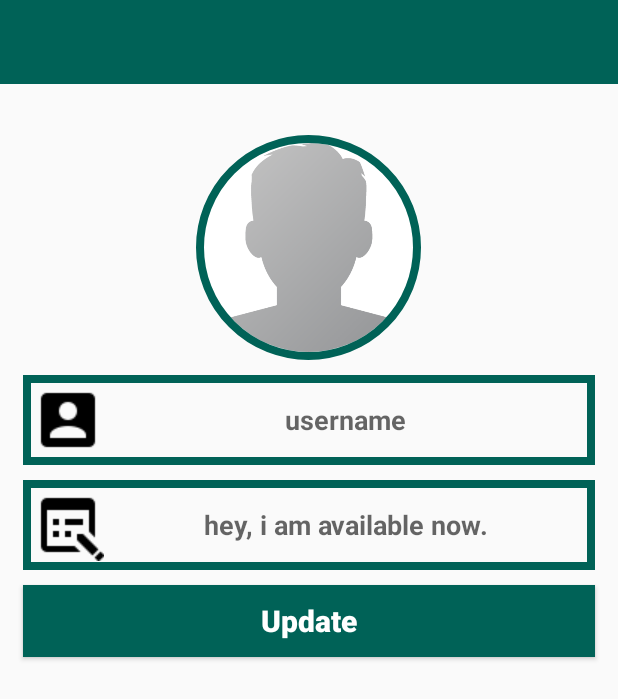
After one commit to Quantth1302/flirtatious-chatapp, an Android app: the SettingsActivity screen opened directly, with no data from a screen before it, on a phone screen of 412 x 824 dp. The commit adds this screen. Shown: the top 699 px of the screen. Run offline under Robolectric (Android 15) with nearby library versions, the phone set to English and light mode, and no system bars; our stand-ins replace CircleImageView.

Commit message:
build setting pharse

```diff
--- a/app/build.gradle
+++ b/app/build.gradle
@@ -30,6 +30,7 @@ dependencies {
     implementation 'com.google.firebase:firebase-auth:16.0.5'
     implementation 'com.google.firebase:firebase-database:16.0.4'
     implementation 'com.google.firebase:firebase-storage:16.0.4'
+    implementation 'de.hdodenhof:circleimageview:3.0.1'
     testImplementation 'junit:junit:4.12'
     androidTestImplementation 'androidx.test.ext:junit:1.1.1'
     androidTestImplementation 'androidx.test.espresso:espresso-core:3.2.0'
--- a/app/src/main/AndroidManifest.xml
+++ b/app/src/main/AndroidManifest.xml
@@ -1,6 +1,8 @@
 <?xml version="1.0" encoding="utf-8"?>
 <manifest xmlns:android="http://schemas.android.com/apk/res/android"
     package="com.quannv.flirtatiouschat">
+
+    <uses-permission android:name="android.permission.INTERNET" />
 
     <application
         android:allowBackup="true"
@@ -9,7 +11,8 @@
         android:roundIcon="@mipmap/ic_launcher_round"
         android:supportsRtl="true"
         android:theme="@style/AppTheme">
-        <activity android:name=".activity.RegisterActivity"></activity>
+        <activity android:name=".activity.SettingsActivity"></activity>
+        <activity android:name=".activity.RegisterActivity" />
         <activity android:name=".activity.LoginActivity" />
         <activity android:name=".activity.MainActivity">
             <intent-filter>
--- /dev/null
+++ b/app/src/main/java/com/quannv/flirtatiouschat/activity/SettingsActivity.java
@@ -0,0 +1,34 @@
+package com.quannv.flirtatiouschat.activity;
+
+import androidx.appcompat.app.AppCompatActivity;
+
+import android.os.Bundle;
+import android.widget.Button;
+import android.widget.EditText;
+
+import com.quannv.flirtatiouschat.R;
+
+import de.hdodenhof.circleimageview.CircleImageView;
+
+public class SettingsActivity extends AppCompatActivity {
+
+    private Button btnUpdateAccountSettings;
+    private EditText edtUserName, edtUserStatus;
+    private CircleImageView imgUserProfile;
+
+    @Override
+    protected void onCreate(Bundle savedInstanceState) {
+        super.onCreate(savedInstanceState);
+        setContentView(R.layout.activity_settings);
+
+        init();
+    }
+
+    private void init() {
+
+        btnUpdateAccountSettings = (Button) findViewById(R.id.update_settings_button);
+        edtUserName = (EditText) findViewById(R.id.set_user_name);
+        edtUserStatus = (EditText) findViewById(R.id.set_profile_status);
+        imgUserProfile = (CircleImageView) findViewById(R.id.set_profile_image);
+    }
+}
--- /dev/null
+++ b/app/src/main/res/layout/activity_settings.xml
@@ -0,0 +1,81 @@
+<?xml version="1.0" encoding="utf-8"?>
+<RelativeLayout xmlns:android="http://schemas.android.com/apk/res/android"
+    xmlns:app="http://schemas.android.com/apk/res-auto"
+    xmlns:tools="http://schemas.android.com/tools"
+    android:layout_width="match_parent"
+    android:layout_height="match_parent"
+    tools:context=".activity.SettingsActivity">
+
+    <include
+        layout="@layout/app_bar_layout"
+        android:id="@+id/settings_toolbar"
+        >
+    </include>
+
+    <de.hdodenhof.circleimageview.CircleImageView
+        android:id="@+id/set_profile_image"
+        android:layout_width="150dp"
+        android:layout_height="150dp"
+        android:layout_alignParentTop="true"
+        android:layout_centerHorizontal="true"
+        android:layout_marginTop="90dp"
+        android:src="@drawable/profile_image"
+        app:civ_border_width="5dp"
+        app:civ_border_color="@color/colorPrimary"/>
+
+    <EditText
+        android:id="@+id/set_user_name"
+        android:layout_width="match_parent"
+        android:layout_height="wrap_content"
+        android:layout_below="@+id/set_profile_image"
+        android:inputType="textMultiLine"
+        android:hint="username"
+        android:textAlignment="center"
+        android:drawableStart="@drawable/edit_profile"
+        android:textColor="@color/colorPrimaryDark"
+        android:textStyle="bold"
+        android:background="@drawable/inputs"
+        android:layout_marginStart="15dp"
+        android:layout_marginEnd="15dp"
+        android:padding="6dp"
+        android:layout_marginTop="10dp"
+        />
+
+    <EditText
+        android:id="@+id/set_profile_status"
+        android:layout_width="match_parent"
+        android:layout_height="wrap_content"
+        android:layout_below="@+id/set_user_name"
+        android:inputType="textMultiLine"
+        android:hint="hey, i am available now."
+        android:textAlignment="center"
+        android:drawableStart="@drawable/edit_status"
+        android:textColor="@color/colorPrimaryDark"
+        android:textStyle="bold"
+        android:background="@drawable/inputs"
+        android:layout_marginStart="15dp"
+        android:layout_marginEnd="15dp"
+        android:padding="6dp"
+        android:layout_marginTop="10dp"
+        />
+
+
+    <Button
+        android:id="@+id/update_settings_button"
+        android:layout_width="match_parent"
+        android:layout_height="wrap_content"
+        android:layout_below="@+id/set_profile_status"
+        android:inputType="textMultiLine"
+        android:text="Update"
+        android:textAlignment="center"
+        android:textColor="@android:color/background_light"
+        android:textStyle="bold"
+        android:background="@drawable/buttons"
+        android:layout_marginStart="15dp"
+        android:layout_marginEnd="15dp"
+        android:padding="6dp"
+        android:layout_marginTop="10dp"
+        android:textAllCaps="false"
+        android:textSize="20sp" />
+
+</RelativeLayout>
--- a/build.gradle
+++ b/build.gradle
@@ -8,8 +8,8 @@ buildscript {
     }
     dependencies {
         classpath 'com.android.tools.build:gradle:3.5.3'
-//        classpath 'com.google.gms:google-services:4.2.0'
-        classpath 'com.google.gms:google-services:4.3.2'
+        classpath 'com.google.gms:google-services:4.2.0'
+//        classpath 'com.google.gms:google-services:4.3.2'
 
         // NOTE: Do not place your application dependencies here; they belong
         // in the individual module build.gradle files
```
Also changed, not shown: app/src/main/java/com/quannv/flirtatiouschat/activity/LoginActivity.java (+65 -0 lines), app/src/main/java/com/quannv/flirtatiouschat/activity/MainActivity.java (+45 -2 lines), app/src/main/java/com/quannv/flirtatiouschat/activity/RegisterActivity.java (+16 -1 lines), app/src/main/res/menu/option_menu.xml (added, +21 -0 lines).
